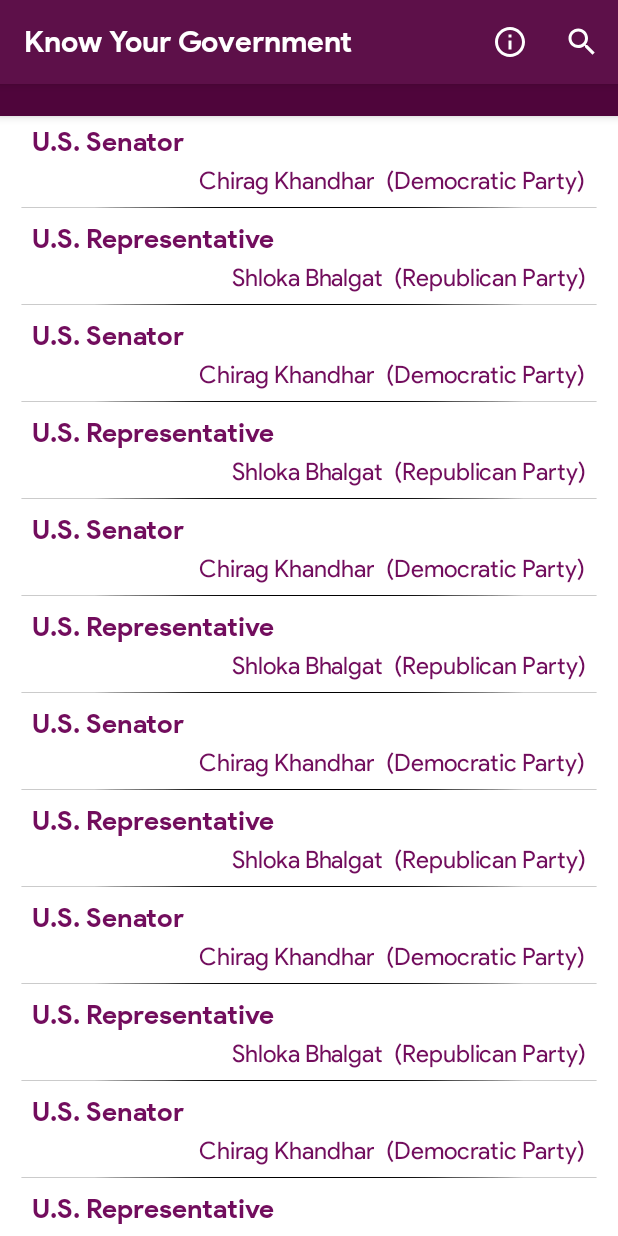
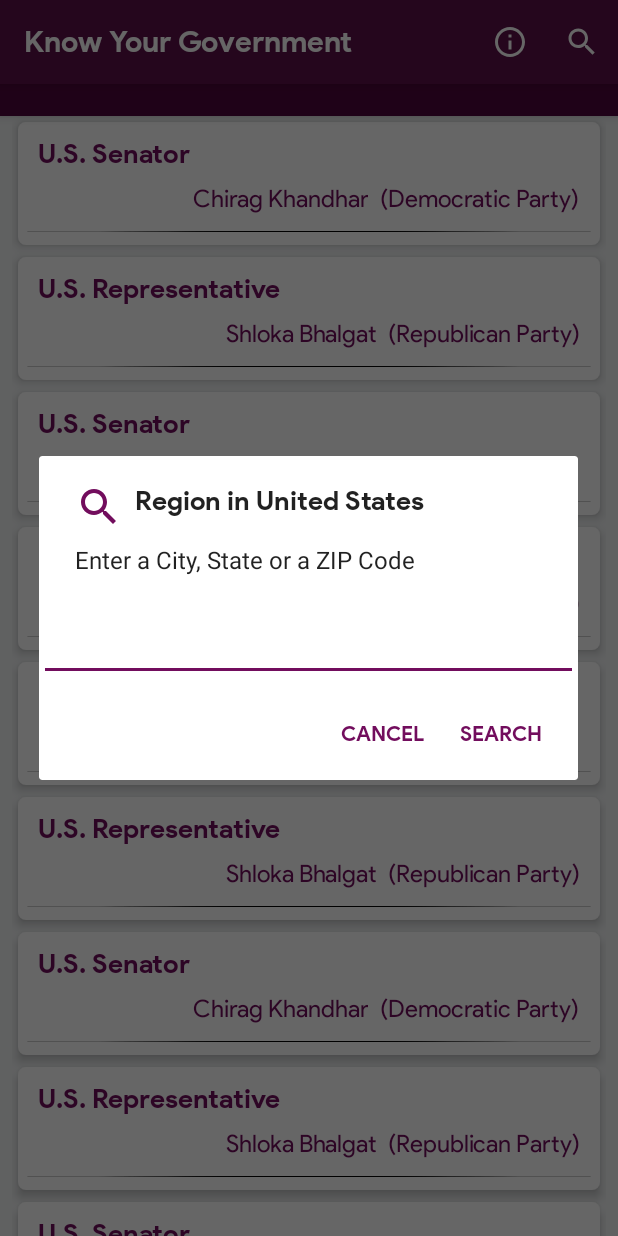
Before and after one commit to chiragkhandhar/Know-Your-Government_v1, an Android app: the screen it shows after launch (MainActivity), after a tap on "Search", on a phone screen of 412 x 824 dp. Run offline under Robolectric (Android 15) with nearby library versions, the phone set to English and light mode, and no system bars.

Commit message:
Search Box Template Added, UI Component Fix.

```diff
--- a/app/src/main/java/ml/chiragkhandhar/knowyourgovernment/MainActivity.java
+++ b/app/src/main/java/ml/chiragkhandhar/knowyourgovernment/MainActivity.java
@@ -7,13 +7,16 @@ import androidx.recyclerview.widget.LinearLayoutManager;
 import androidx.recyclerview.widget.RecyclerView;
 
 import android.content.Context;
+import android.content.DialogInterface;
 import android.net.ConnectivityManager;
 import android.net.NetworkInfo;
 import android.os.Bundle;
 import android.util.Log;
+import android.view.Gravity;
 import android.view.Menu;
 import android.view.MenuItem;
 import android.view.View;
+import android.widget.EditText;
 import android.widget.TextView;
 import android.widget.Toast;
 
@@ -46,8 +49,6 @@ public class MainActivity extends AppCompatActivity implements View.OnClickListe
         {
             noNetworkDialog(getString(R.string.networkErrorMsg1));
         }
-
-
 
     }
 
@@ -131,7 +132,7 @@ public class MainActivity extends AppCompatActivity implements View.OnClickListe
             case R.id.search:
                 if(networkChecker())
                 {
-                    // Some Stuff
+                    search();
                 }
                 else
                     noNetworkDialog(getString(R.string.networkErrorMsg2));
@@ -145,9 +146,43 @@ public class MainActivity extends AppCompatActivity implements View.OnClickListe
         return super.onOptionsItemSelected(item);
     }
 
+    public void search()
+    {
+        AlertDialog.Builder builder = new AlertDialog.Builder(this);
+
+        final EditText et = new EditText(this);
+        et.setGravity(Gravity.CENTER_HORIZONTAL);
+        builder.setView(et);
+        builder.setIcon(R.drawable.ic_search_accent);
+
+        builder.setPositiveButton("Search", new DialogInterface.OnClickListener() {
+            public void onClick(DialogInterface dialog, int id)
+            {
+                Toast.makeText(MainActivity.this, "Search Button Clicked", Toast.LENGTH_SHORT).show();
+
+            }
+        });
+        builder.setNegativeButton("Cancel", new DialogInterface.OnClickListener() {
+            public void onClick(DialogInterface dialog, int id)
+            {
+                Toast.makeText(MainActivity.this, R.string.negativeBtn2, Toast.LENGTH_SHORT).show();
+            }
+        });
+
+        builder.setMessage(R.string.searchMsg);
+        builder.setTitle(R.string.searchTitle);
+
+        AlertDialog dialog = builder.create();
+        dialog.show();
+    }
+
     @Override
     public void onClick(View view)
     {
+        int position = rv.getChildAdapterPosition(view);
+        Official temp = officialArrayList.get(position);
 
+        // Do Stuff
+        Toast.makeText(this, temp.getName(), Toast.LENGTH_SHORT).show();
     }
 }
--- a/app/src/main/java/ml/chiragkhandhar/knowyourgovernment/OfficialAdapter.java
+++ b/app/src/main/java/ml/chiragkhandhar/knowyourgovernment/OfficialAdapter.java
@@ -26,7 +26,7 @@ public class OfficialAdapter extends RecyclerView.Adapter<OfficialViewHolder>
     public OfficialViewHolder onCreateViewHolder(@NonNull ViewGroup parent, int viewType)
     {
         View itemView = LayoutInflater.from(parent.getContext()).inflate(R.layout.official_entry,parent,false);
-
+        itemView.setOnClickListener(mainActivity);
         return new OfficialViewHolder(itemView);
     }
 
--- /dev/null
+++ b/app/src/main/res/drawable/ic_search_accent.xml
@@ -0,0 +1,5 @@
+<vector android:height="24dp" android:tint="#720D5D"
+    android:viewportHeight="24.0" android:viewportWidth="24.0"
+    android:width="24dp" xmlns:android="http://schemas.android.com/apk/res/android">
+    <path android:fillColor="#FF000000" android:pathData="M15.5,14h-0.79l-0.28,-0.27C15.41,12.59 16,11.11 16,9.5 16,5.91 13.09,3 9.5,3S3,5.91 3,9.5 5.91,16 9.5,16c1.61,0 3.09,-0.59 4.23,-1.57l0.27,0.28v0.79l5,4.99L20.49,19l-4.99,-5zM9.5,14C7.01,14 5,11.99 5,9.5S7.01,5 9.5,5 14,7.01 14,9.5 11.99,14 9.5,14z"/>
+</vector>
--- /dev/null
+++ b/app/src/main/res/drawable/view_holder_bg.xml
@@ -0,0 +1,12 @@
+<?xml version="1.0" encoding="utf-8"?>
+
+<ripple xmlns:android="http://schemas.android.com/apk/res/android"
+    android:color="?android:colorControlHighlight">
+    <item>
+        <shape android:shape="rectangle"
+            xmlns:android="http://schemas.android.com/apk/res/android">
+            <solid android:color="@color/white"/>
+            <corners android:radius="5dp"/>
+        </shape>
+    </item>
+</ripple>
--- a/app/src/main/res/layout/activity_main.xml
+++ b/app/src/main/res/layout/activity_main.xml
@@ -4,7 +4,7 @@
     xmlns:tools="http://schemas.android.com/tools"
     android:layout_width="match_parent"
     android:layout_height="match_parent"
-    android:background="@color/white"
+    android:background="@color/app_bg"
     tools:context=".MainActivity">
 
     <androidx.recyclerview.widget.RecyclerView
--- a/app/src/main/res/layout/official_entry.xml
+++ b/app/src/main/res/layout/official_entry.xml
@@ -4,15 +4,18 @@
     xmlns:tools="http://schemas.android.com/tools"
     android:layout_width="match_parent"
     android:layout_height="wrap_content"
-    android:paddingStart="5dp"
-    android:paddingTop="5dp"
-    android:paddingEnd="5dp">
+    android:layout_margin="4dp"
+    android:background="@drawable/view_holder_bg"
+    android:elevation="4dp"
+    android:padding="5dp">
 
     <TextView
         android:id="@+id/officeName"
         android:layout_width="wrap_content"
         android:layout_height="wrap_content"
         android:layout_marginStart="8dp"
+        android:layout_marginTop="4dp"
+        android:fontFamily="@font/product_sans_bold"
         android:textColor="@color/colorAccent"
         android:textSize="18sp"
         app:layout_constraintStart_toStartOf="parent"
@@ -24,7 +27,7 @@
         android:layout_width="0dp"
         android:layout_height="wrap_content"
         android:layout_marginStart="8dp"
-        android:layout_marginTop="4dp"
+        android:layout_marginTop="8dp"
         android:layout_marginEnd="8dp"
         android:fontFamily="@font/product_sans_regular"
         android:textAlignment="textEnd"
@@ -39,7 +42,7 @@
         android:id="@+id/party"
         android:layout_width="wrap_content"
         android:layout_height="wrap_content"
-        android:layout_marginTop="4dp"
+        android:layout_marginTop="8dp"
         android:layout_marginEnd="8dp"
         android:fontFamily="@font/product_sans_regular"
         android:textColor="@color/colorAccent"
@@ -52,7 +55,7 @@
         android:id="@+id/imageView"
         android:layout_width="wrap_content"
         android:layout_height="wrap_content"
-        android:layout_marginTop="4dp"
+        android:layout_marginTop="8dp"
         android:contentDescription="@string/separator"
         app:layout_constraintEnd_toEndOf="parent"
         app:layout_constraintStart_toStartOf="parent"
--- a/app/src/main/res/values/strings.xml
+++ b/app/src/main/res/values/strings.xml
@@ -6,4 +6,7 @@
     <string name="search">Search</string>
     <string name="about">About</string>
     <string name="separator">separator</string>
+    <string name="negativeBtn2">You changed your mind!</string>
+    <string name="searchTitle">Region in United States</string>
+    <string name="searchMsg">Enter a City, State or a ZIP Code</string>
 </resources>
```
